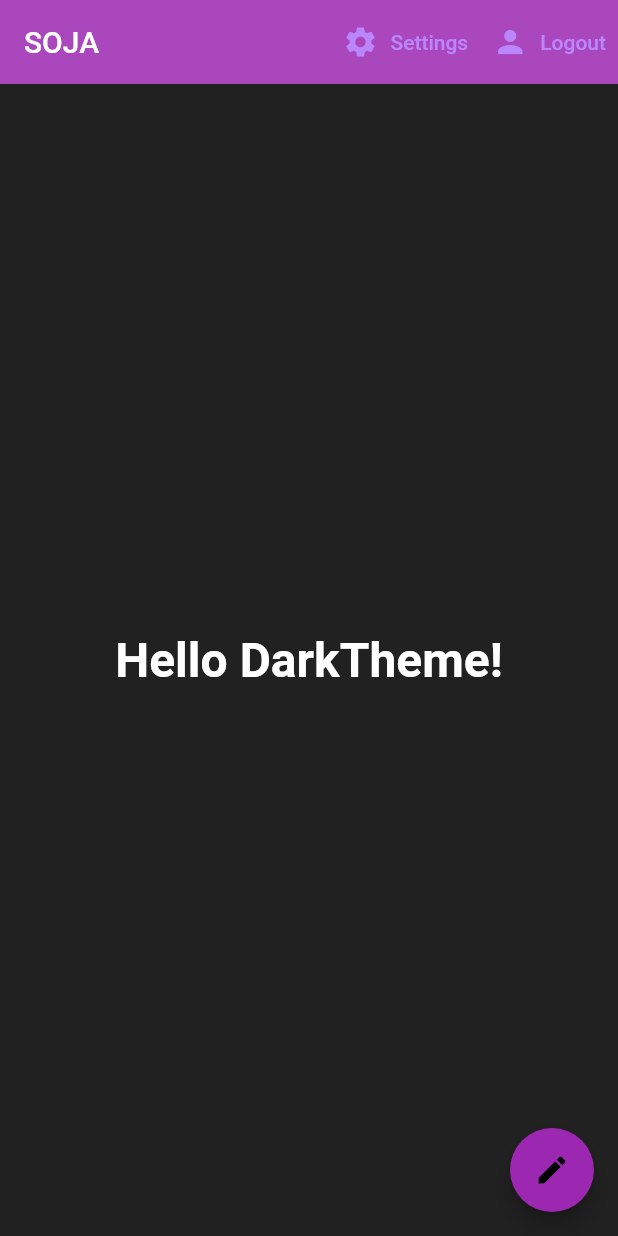
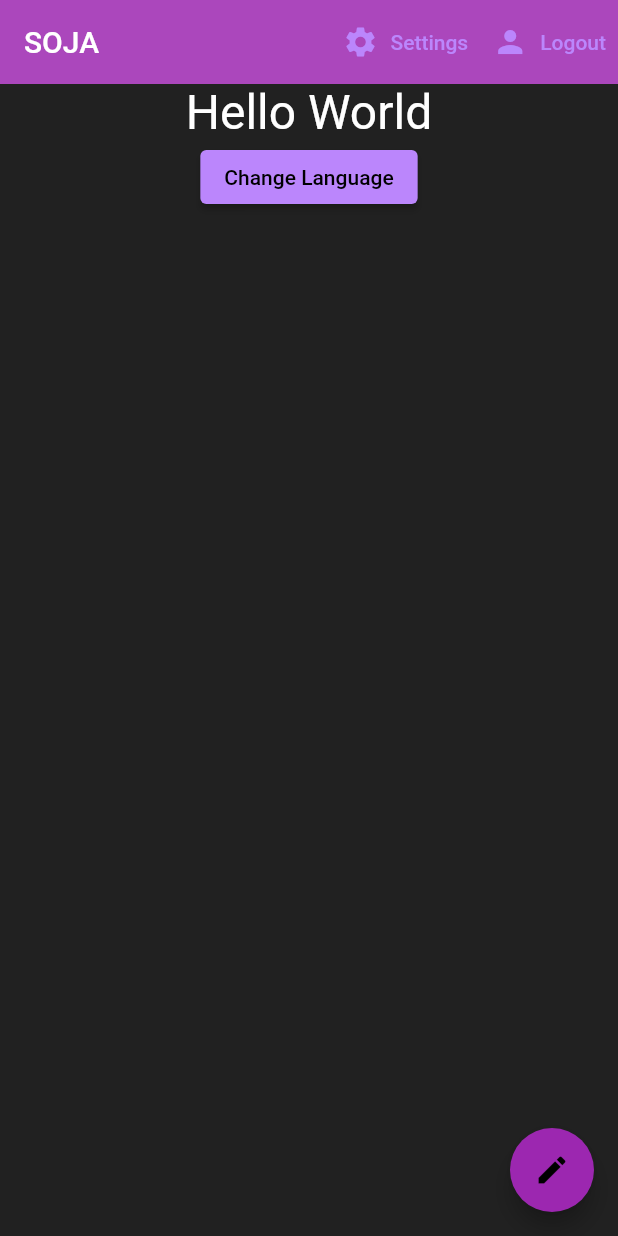
Before and after one commit to AakifZ/SOJA, a Flutter app: the screen it shows once a user with an empty profile is signed in, on a phone screen of 412 x 824 dp. Run offline on Flutter 3.47's test engine with Material 2 defaults, Android fonts, the phone set to English and light mode, and no system bars; our stand-ins replace cloud_firestore, firebase_auth, firebase_core, flutter_spinkit, get; accounts and stored records are empty.

```diff
--- a/lib/main.dart
+++ b/lib/main.dart
@@ -4,11 +4,12 @@ import 'package:flutter/material.dart';
 import 'package:soja/screens/home/home.dart';
 import 'package:soja/screens/wrapper.dart';
 import 'package:provider/provider.dart';
+import 'package:soja/services/LocaleString.dart';
 import 'package:soja/services/MyThemes.dart';
 import 'package:soja/services/auth.dart';
 import 'package:soja/services/changeTheme.dart';
 import 'package:soja/settings/settings_page.dart';
-
+import 'package:get/get.dart';
 import 'models/user.dart';
 
 void main() async {
@@ -30,7 +31,9 @@ class MyApp extends StatelessWidget {
           value: AuthService().user,
           catchError: (User, MyUser) => null,
           initialData: null,
-          child: MaterialApp(
+          child: GetMaterialApp(
+            translations: LocalString(),
+            locale: Locale('en', 'US'),
             themeMode: themeProvider.themeMode,
             theme: MyThemes.lightTheme,
             darkTheme: MyThemes.darkTheme,
--- a/lib/screens/home/home.dart
+++ b/lib/screens/home/home.dart
@@ -5,11 +5,54 @@ import 'package:soja/services/MyThemes.dart';
 import 'package:soja/services/auth.dart';
 import 'package:soja/services/changeTheme.dart';
 import 'package:soja/settings/settings_page.dart';
-
+import 'package:get/get.dart';
 import '../../main.dart';
 
 class Home extends StatelessWidget {
   final AuthService _auth = AuthService();
+
+  final List locale =[
+    {'name':'ENGLISH','locale': Locale('en','US')},
+    {'name':'Español','locale': Locale('es','SP')},
+    {'name':'हिंदी','locale': Locale('hi','IN')},
+  ];
+
+  updateLanguage(Locale locale){
+    Get.back();
+    Get.updateLocale(locale);
+  }
+
+  builddialog(BuildContext context){
+    showDialog(context: context,
+        builder: (builder){
+          return AlertDialog(
+            title: Text('Choose Your Language'),
+            content: Container(
+              width: double.maxFinite,
+              child: ListView.separated(
+                  shrinkWrap: true,
+                  itemBuilder: (context,index){
+                    return Padding(
+                      padding: const EdgeInsets.all(8.0),
+                      child: GestureDetector(
+                        child: Text(locale[index]['name']),
+                        onTap: (){
+                        print(locale[index]['name']);
+                        updateLanguage(locale[index]['locale']);
+                      },),
+                    );
+                  }, separatorBuilder: (context,index){
+                return Divider(
+                  color: Colors.blue,
+                );
+              }, itemCount: locale.length
+              ),
+            ),
+          );
+        }
+    );
+  }
+
   @override
   Widget build(BuildContext context) {
     final text = Provider.of<ThemeProvider>(context).themeMode == ThemeMode.dark
@@ -18,14 +61,13 @@ class Home extends StatelessWidget {
 
     return Scaffold(
       body: Center(
-
-        child: Text(
-          //Presents either "light mode" or "dark mode" in text body.
-          'Hello $text!',
-          style: TextStyle(
-            fontSize: 32,
-            fontWeight: FontWeight.bold,
-          ),
+        child: Column(
+          children: [
+            Text('hello'.tr, style: TextStyle(fontSize: 32),),
+            ElevatedButton(onPressed: (){
+                builddialog(context);
+            }, child: Text('Change Language')),
+          ]
         ),
       ),
      /* backgroundColor: Colors.purple[50],*/
--- /dev/null
+++ b/lib/services/LocaleString.dart
@@ -0,0 +1,22 @@
+import 'package:get/get.dart';
+
+class LocalString extends Translations{
+  @override
+  Map<String, Map<String, String>> get keys => {
+
+    //English
+    'en_US': {
+      'hello': 'Hello World',
+    },
+    //Spanish
+    'es_SP': {
+      'hello': "Hola Mundo",
+    },
+    //Hindi
+    'hi_IN': {
+      'hello': 'नमस्ते दुनिया',
+    }
+
+  };
+
+}
--- a/pubspec.yaml
+++ b/pubspec.yaml
@@ -34,6 +34,7 @@ dependencies:
   # The following adds the Cupertino Icons font to your application.
   # Use with the CupertinoIcons class for iOS style icons.
   cupertino_icons: ^1.0.2
+  get:
   firebase_core: ^1.10.0
   firebase_database: ^8.1.0
   firebase_auth: ^3.2.0
```
